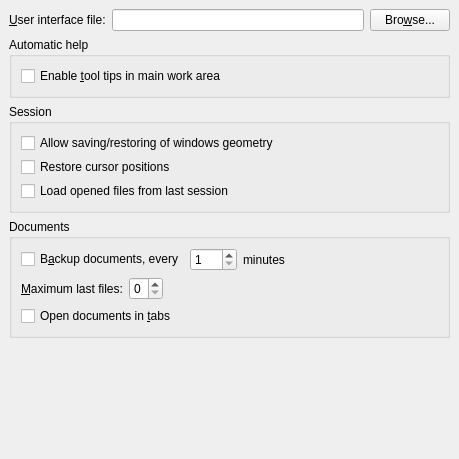
Before: the Qt Designer form src/frontends/qt4/ui/PrefUi.ui in cburschka/lyx, drawn with Qt 5.
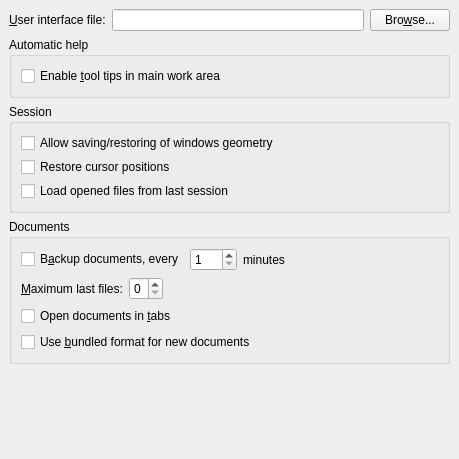
After: the same form once the commit is applied.

Commit message: Add use_bundled_format rc entry to allow creation of new buffers in bundled format.

Patch:
```diff
--- a/src/frontends/qt4/ui/PrefUi.ui
+++ b/src/frontends/qt4/ui/PrefUi.ui
@@ -171,6 +171,13 @@
         </property>
        </widget>
       </item>
+      <item row="3" column="0" colspan="4" >
+       <widget class="QCheckBox" name="useBundledCB" >
+         <property name="text" >
+         <string>Use &amp;bundled format for new documents</string>
+         </property>
+       </widget>
+      </item>
      </layout>
     </widget>
    </item>
```
Left out of the diff: 1 changed line with no effect on the pictures. The commit also changes 4 other files.
